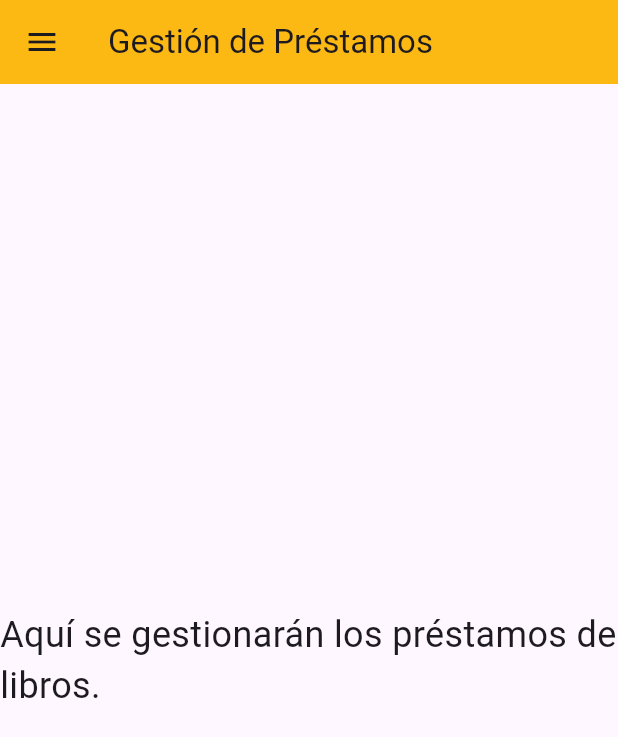
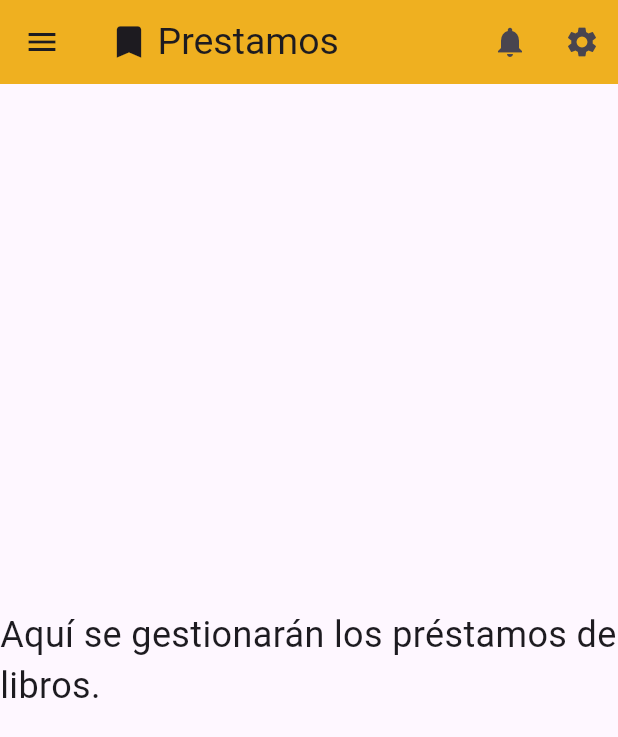
Before and after one commit to xEdwardP/MyUni, a Flutter app: the LoansScreen screen opened by its route, on a phone screen of 412 x 824 dp. Shown: the top 737 px of the screen. Run offline on Flutter 3.47's test engine with Material 3 defaults, Android fonts, the light colour scheme and no system bars; our stand-ins replace google_fonts; network calls fail.

Commit message:
Changes to Frontend

```diff
--- a/lib/screens/loans_screen.dart
+++ b/lib/screens/loans_screen.dart
@@ -7,8 +7,34 @@
   Widget build(BuildContext context) {
     return Scaffold(
       appBar: AppBar(
-        title: const Text('Gestión de Préstamos'),
+        title: const Row(
+          children: [
+            Icon(
+              Icons.bookmark,
+              size: 28,
+            ),
+            SizedBox(
+              width: 5,
+            ),
+            Text(
+              'Prestamos',
+              style: TextStyle(fontSize: 25),
+            ),
+          ],
+        ),
+        centerTitle: true,
+        elevation: 4.0,
         backgroundColor: AppColors.secondary,
+        actions: [
+          IconButton(
+            onPressed: () {},
+            icon: const Icon(Icons.notifications),
+          ),
+          IconButton(
+            onPressed: () {},
+            icon: const Icon(Icons.settings),
+          ),
+        ],
       ),
       drawer: CustomDrawer(),
       body: const Center(
```
Also changed, not shown: lib/screens/books_screen.dart (+26 -1 lines), lib/screens/home_screen.dart (+25 -1 lines), lib/screens/returns_screen.dart (+27 -1 lines).
